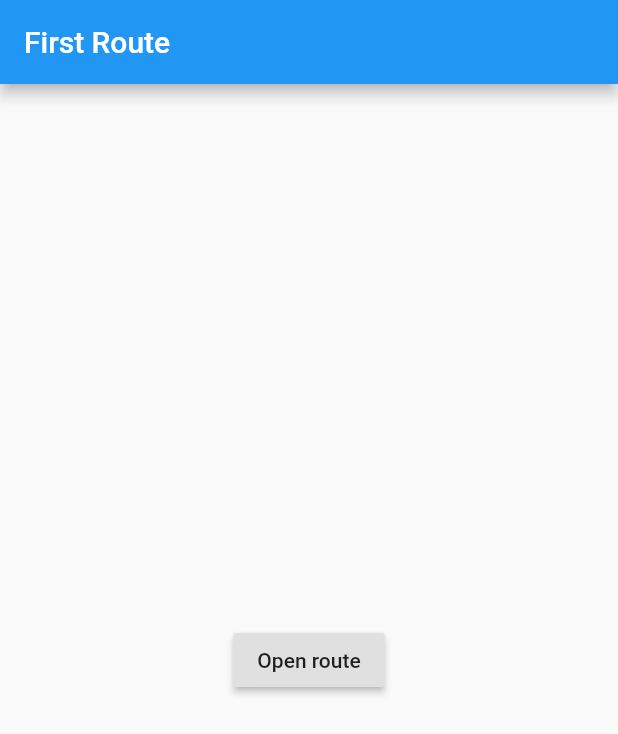
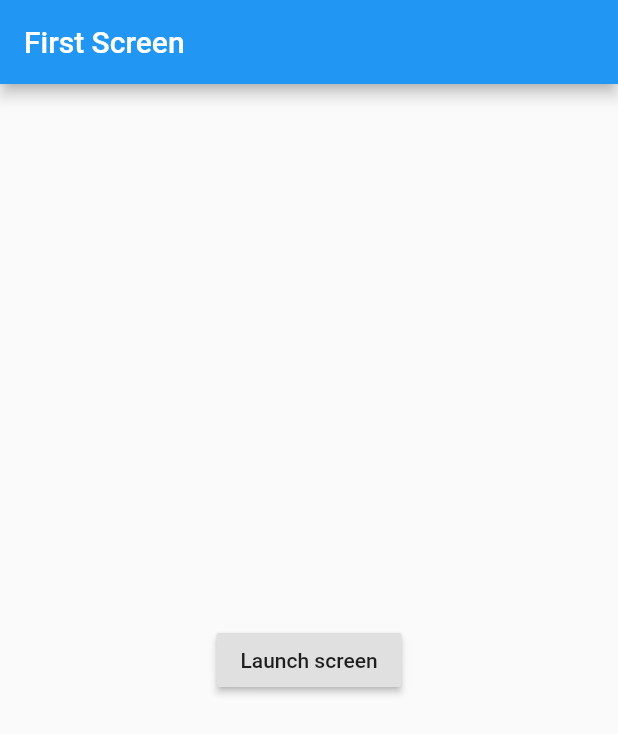
Before and after one commit to echohuub/flutter_learn, a Flutter app: the screen it shows after launch, on a phone screen of 412 x 824 dp. Shown: the top 734 px of the screen. Run offline on Flutter 3.47's test engine with Material 2 defaults, Android fonts, the phone set to English and light mode, and no system bars.

Commit message:
Navigate with named routes

```diff
--- a/lib/main.dart
+++ b/lib/main.dart
@@ -1,20 +1,28 @@
 import 'package:flutter/material.dart';
 
-void main() => runApp(MyApp());
+void main() {
+  runApp(MaterialApp(
+    title: 'Named Routes Demo',
+    initialRoute: '/',
+    routes: {
+      '/': (context) => FirstScreen(),
+      '/second': (context) => SecondScreen()
+    },
+  ));
+}
 
-class FirstRoute extends StatelessWidget {
+class FirstScreen extends StatelessWidget {
   @override
   Widget build(BuildContext context) {
     return Scaffold(
       appBar: AppBar(
-        title: Text('First Route'),
+        title: Text('First Screen'),
       ),
       body: Center(
         child: RaisedButton(
-          child: Text('Open route'),
+          child: Text('Launch screen'),
           onPressed: () {
-            Navigator.push(context,
-                MaterialPageRoute(builder: (context) => SecondRoute()));
+            Navigator.pushNamed(context, '/second');
           },
         ),
       ),
@@ -22,12 +30,12 @@ class FirstRoute extends StatelessWidget {
   }
 }
 
-class SecondRoute extends StatelessWidget {
+class SecondScreen extends StatelessWidget {
   @override
   Widget build(BuildContext context) {
     return Scaffold(
       appBar: AppBar(
-        title: Text('Second Route'),
+        title: Text('Second Screen'),
       ),
       body: Center(
         child: RaisedButton(
@@ -40,13 +48,3 @@ class SecondRoute extends StatelessWidget {
     );
   }
 }
-
-class MyApp extends StatelessWidget {
-  @override
-  Widget build(BuildContext context) {
-    return MaterialApp(
-      title: 'Navigation Basics',
-      home: FirstRoute(),
-    );
-  }
-}
```
